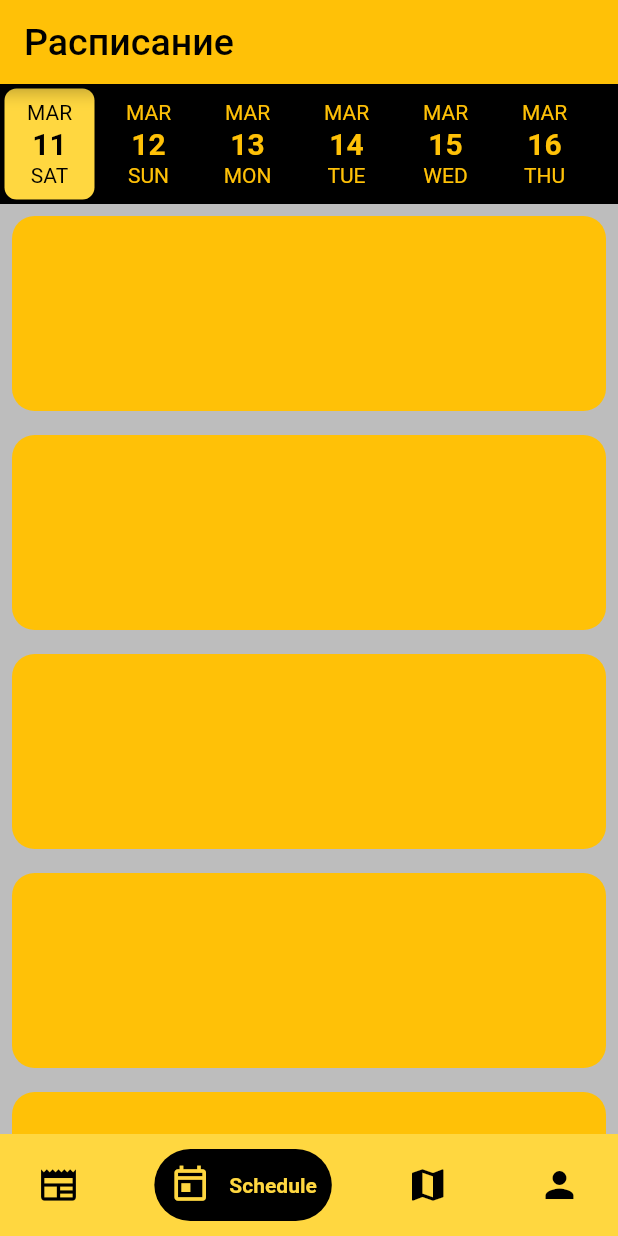
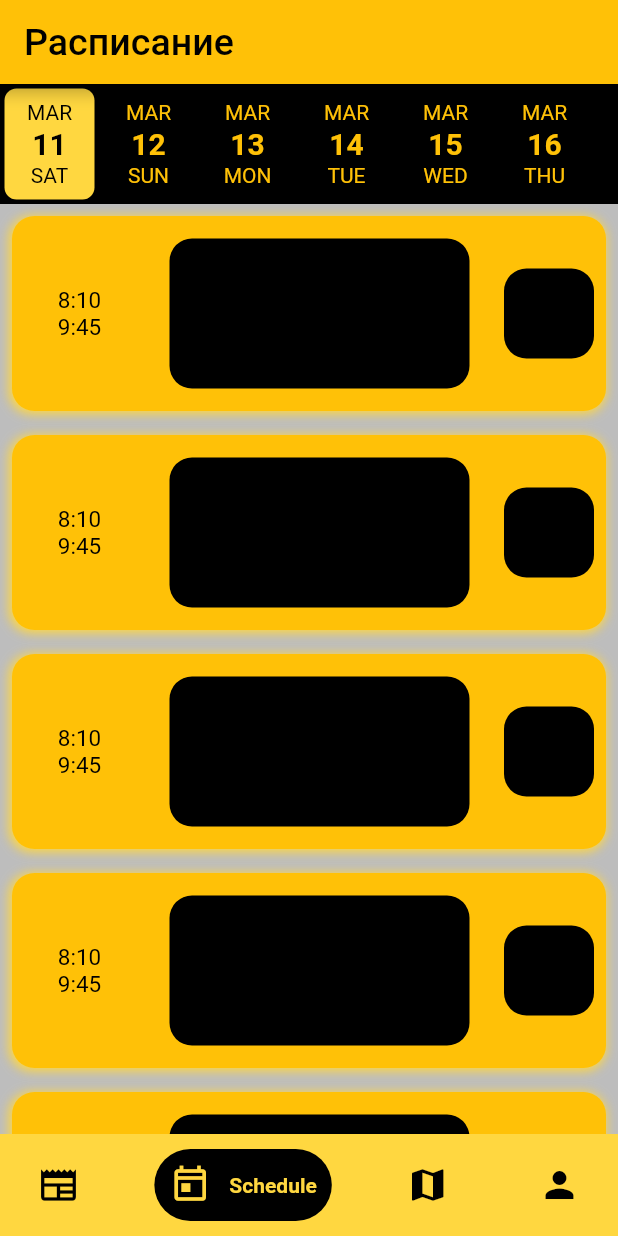
Before and after one commit to cpt-lecras/radik_project, a Flutter app: the screen it shows after launch, item 2 of the bottom bar chosen, on a phone screen of 412 x 824 dp. Run offline on Flutter 3.47's test engine with Material 2 defaults, Android fonts, the phone set to English and light mode, and no system bars; drawn by our look-alikes of date_picker_timeline, google_nav_bar; network calls fail.

Commit message:
Container shedule(разметка)

```diff
--- a/lib/Shedule/calendar.dart
+++ b/lib/Shedule/calendar.dart
@@ -9,8 +9,28 @@ class CalCircle extends StatefulWidget {
   State<CalCircle> createState() => _CalCircle();
 }
 
+  List<Text> TimePar = <Text>[
+  Text('8:10\n9:45', style: TextStyle(fontSize: 15,color: Colors.black)),
+  Text('9:55\n11:30', style: TextStyle(fontSize: 15,color: Colors.black)),
+  Text('11:40\n13:15', style: TextStyle(fontSize: 15,color: Colors.black)),
+  Text('13:35\n15:10', style: TextStyle(fontSize: 15,color: Colors.black)),
+  Text('15:20\n16:55', style: TextStyle(fontSize: 15,color: Colors.black)),
+  Text('17:05\n18:40', style: TextStyle(fontSize: 15,color: Colors.black)),
+  Text('18:50\n20:15', style: TextStyle(fontSize: 15,color: Colors.black)),
+];
+
 
 class _CalCircle extends State<CalCircle>{
+
+
+  int TimeIn=0;
+
+  void nexIn(index){
+    setState(() {
+      TimeIn = index;
+    });
+  }
+
   @override
   Widget build(BuildContext context){
     return
@@ -21,8 +41,72 @@ class _CalCircle extends State<CalCircle>{
           decoration: BoxDecoration(
             borderRadius: BorderRadius.circular(15),
             color:Colors.amber,
+            boxShadow: [
+              BoxShadow(color: Colors.amberAccent,offset: Offset(-1,1),blurRadius: 5,spreadRadius: 1)
+            ],
+          ),
 
-          ),
+          child:
+              Row(
+                mainAxisAlignment: MainAxisAlignment.spaceBetween,
+
+                children: [
+                  Padding(
+                    padding: const EdgeInsets.symmetric(horizontal: 10.0,vertical: 10.0 ),
+                    child: Container(
+
+                      height: 100,
+                      width: 70,
+                      decoration: BoxDecoration(
+                        borderRadius: BorderRadius.circular(5),
+                        color:Colors.amber,
+                      ),
+                      child:
+                        Center(
+
+                            child: TimePar.elementAt(TimeIn)
+                        ),
+
+
+                    ),
+                  ),
+                  Container(
+                    padding: EdgeInsets.symmetric(horizontal: 100,vertical: 15),
+                    height: 100,
+                    width: 200,
+                    decoration: BoxDecoration(
+                      borderRadius: BorderRadius.circular(15),
+                      color:Colors.black,
+                    ),
+                    child: Text(
+                      'ЛК',
+                      style: TextStyle(
+                        fontSize: 20,
+                      ),
+                    ),
+                  ),
+                  Padding(
+                    padding: const EdgeInsets.all(8.0),
+                    child: Container(
+                      padding: EdgeInsets.symmetric(horizontal: 100,vertical: 15),
+                      height: 60,
+                      width: 60,
+                      decoration: BoxDecoration(
+                        borderRadius: BorderRadius.circular(15),
+                        color:Colors.black,
+                      ),
+                      child: Text(
+                        'ЛК',
+                        style: TextStyle(
+                          fontSize: 20,
+                        ),
+                      ),
+                    ),
+                  ),
+
+                ],
+              ),
+
 
         ),
       );
--- a/lib/Shedule/schedule.dart
+++ b/lib/Shedule/schedule.dart
@@ -45,6 +45,7 @@ class _Schedule extends State<Schedule>{
             child: ListView(
             children: const [
               CalCircle(),
+
               CalCircle(),
               CalCircle(),
               CalCircle(),
```
